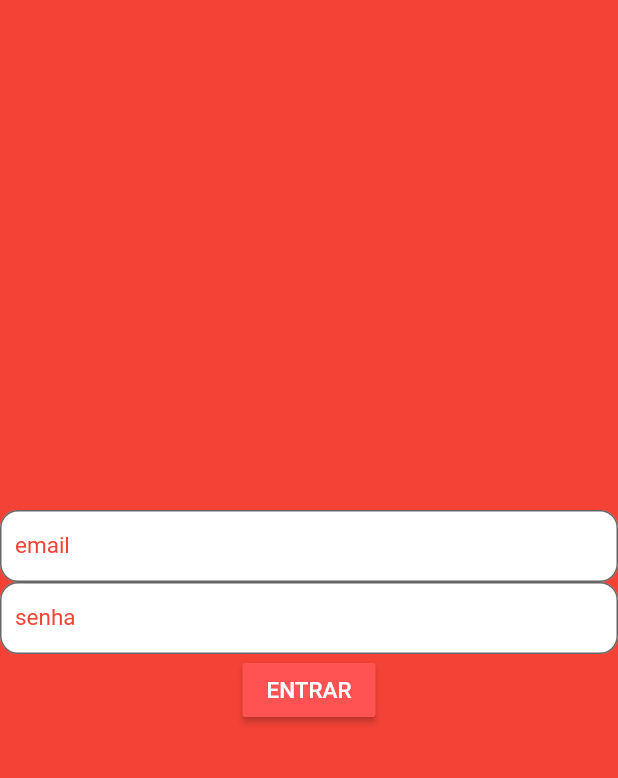
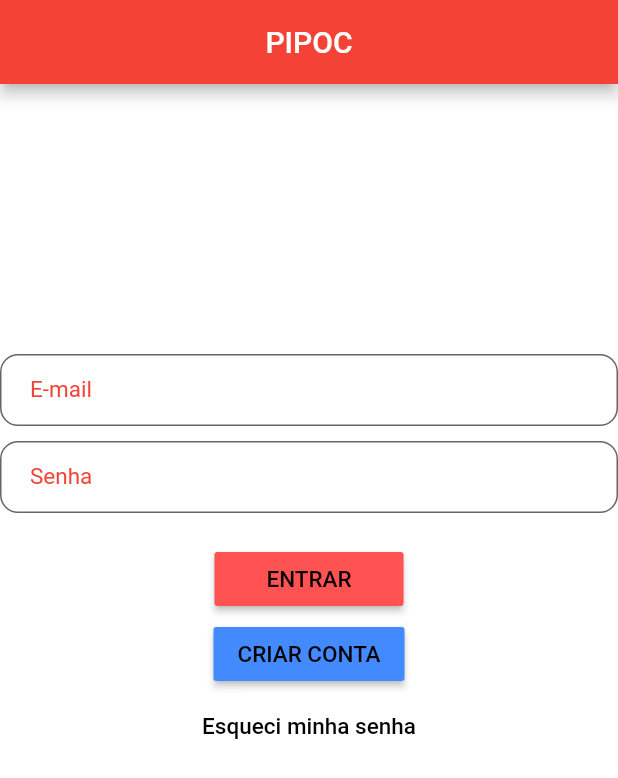
Before and after one commit to NeVerhalen/pipoc_app, a Flutter app: the screen it shows after launch, on a phone screen of 412 x 824 dp. Shown: the top 778 px of the screen. Run offline on Flutter 3.47's test engine with Material 2 defaults, Android fonts, the phone set to English and light mode, and no system bars; our stand-ins replace cloud_firestore, firebase_auth, google_sign_in, sqflite; accounts and stored records are empty.

Commit message:
Home Tab e Login

```diff
--- a/lib/main.dart
+++ b/lib/main.dart
@@ -1,22 +1,28 @@
 import 'package:flutter/material.dart';
+import 'package:pipoc_app/ui/cadastro.dart';
 import 'package:pipoc_app/ui/homePage.dart';
-//import 'package:cloud_firestore/cloud_firestore.dart';
+import 'package:cloud_firestore/cloud_firestore.dart';
 import 'package:google_sign_in/google_sign_in.dart';
 import 'package:firebase_auth/firebase_auth.dart';
 import 'package:pipoc_app/ui/main_screen.dart';
 import 'package:pipoc_app/ui/principal_filme.dart';
 import 'package:pipoc_app/Teste.dart';
+import 'package:pipoc_app/ui/tab/HomeTab.dart';
 
 
 
-void main() async {
+void main() => runApp(new Pipoc());
 
+class Pipoc extends StatelessWidget{
 
-  runApp(MaterialApp(
+  @override
+  Widget build(BuildContext context) {
+
+    return MaterialApp(
       title: "Pipoc",
       home: HomePage(),
-  ));
-
+    );
+  }
 }
 final googleSignIn = GoogleSignIn();
 final auth = FirebaseAuth.instance;
--- a/lib/ui/homePage.dart
+++ b/lib/ui/homePage.dart
@@ -4,112 +4,136 @@ import 'package:pipoc_app/ui/main_screen.dart';
 import 'package:pipoc_app/ui/start_page.dart';
 import 'package:google_sign_in/google_sign_in.dart';
 import 'package:firebase_auth/firebase_auth.dart';
+import 'package:cloud_firestore/cloud_firestore.dart';
+import 'package:pipoc_app/ui/cadastro.dart';
 
 
-void homePage()async{
-  runApp(HomePage());
-}
-final googleSignIn = GoogleSignIn();
-final auth = FirebaseAuth.instance;
 
-Future<Null>_ensureLoggedIn() async {
-  GoogleSignInAccount user = googleSignIn.currentUser;
-  if(user == null)
-    user = await googleSignIn.signInSilently();
-  if (user == null)
-    user = await googleSignIn.signIn();
-  if(await auth.currentUser() == null){
-    GoogleSignInAuthentication credentials = await googleSignIn.currentUser.authentication;
-    await auth.linkWithCredential(GoogleAuthProvider.getCredential(idToken: credentials.idToken, accessToken: credentials.accessToken)
-        );
-  }
-}
-
-class HomePage extends StatefulWidget {
-  @override
-  _HomePageState createState() => _HomePageState();
-}
-
-class _HomePageState extends State<HomePage> {
-
+class HomePage extends StatelessWidget {
   PeopleHelper helper = PeopleHelper();
 
-  @override
-  void initState() {
-    /*super.initState();
-
-    *//*People c = People();
-    c.email = "ju.micolino@hotmail.com";
-    c.senha = "6789";*//**//*
-
-    helper.savePeople(c);*//*
-
-    helper.getAllPeople().then((list){
-      print(list);
-    });*/
-  }
+  final _formKey = GlobalKey<FormState>();
 
   @override
   Widget build(BuildContext context) {
     return Scaffold(
-      backgroundColor: Colors.red,
+      appBar: AppBar(
+        backgroundColor: Colors.red,
+        title: Text("PIPOC"),
+        centerTitle: true,
+      ),
+      backgroundColor: Colors.white,
       body:
-      Column(
-        mainAxisAlignment: MainAxisAlignment.center,
-        children:<Widget>[
-          TextFormField(
+      Form(
+        key: _formKey,
+        child: ListView(
+          children: <Widget>[
+            SizedBox(height: 180.0),
+            TextFormField(
             keyboardType: TextInputType.emailAddress,
+            validator: (text){
+              if(text.isEmpty || !text.contains("@")) return
+                ("E-mail inválido");
+            },
             decoration:  InputDecoration(
                 fillColor: Colors.white,
                 filled: true,
                 contentPadding:  EdgeInsets.fromLTRB(
-                    10.0, 10.0, 10.0, 10.0),
+                    20.0, 10.0, 10.0, 10.0),
                 border: OutlineInputBorder(
                   borderRadius: BorderRadius.circular(12.0),
                 ),
-                labelText: "email",
+                labelText: "E-mail",
                 labelStyle: TextStyle(color: Colors.red)
             ),
             textAlign: TextAlign.center,
             style: TextStyle(color: Colors.red, fontSize: 15.0),
-
           ),
+          SizedBox(height: 10.0,),
           TextFormField(
             keyboardType: TextInputType.number,
+            validator: (text){
+              if(text.isEmpty || text.length < 8) return "Senha inválida";
+            },
             decoration:  InputDecoration(
                 fillColor: Colors.white,
                 filled: true,
                 contentPadding: EdgeInsets.fromLTRB(
-                    10.0, 10.0, 10.0, 10.0),
+                    20.0, 10.0, 10.0, 10.0),
                 border: OutlineInputBorder(
                   borderRadius: BorderRadius.circular(12.0),
                 ),
-                labelText: "senha",
+                labelText: "Senha",
                 labelStyle: TextStyle(color: Colors.red)
             ),
+            obscureText: true,
             textAlign: TextAlign.justify,
             style: TextStyle(color: Colors.red, fontSize: 15.0),
           ),
+          SizedBox(height: 20.0,),
 
 
           // child: Container(
           // height: 35.0,
           // width: 300.0,
-          RaisedButton(
-            onPressed: (){
-              Navigator.of(context).push(
-                MaterialPageRoute(
-                    builder: (context) => MainScreen()
+          Align(
+            alignment: Alignment.center,
+            child: RaisedButton(
+              onPressed: (){
+                if(_formKey.currentState.validate()){
+
+                }
+//              Navigator.of(context).push(
+//                MaterialPageRoute(
+//                  builder: (context) => MainScreen(),
+//                ),
+//              );
+              },
+              child: Text("     ENTRAR     ",
+                style: TextStyle(color: Colors.black, fontSize: 15.0
                 ),
-              );
-            },
-            child: Text("ENTRAR",
-              style: TextStyle(color: Colors.white, fontSize: 15.0
               ),
+              color: Colors.redAccent,
             ),
-            color: Colors.redAccent,
           ),
-        ],
+          SizedBox(height: 2.0,),
+          Align(
+            alignment: Alignment.center,
+            child: RaisedButton(
+              onPressed: (){
+               Navigator.of(context).pushReplacement(
+                 MaterialPageRoute(builder: (context) => Cadastro())
+               );
+//              Navigator.of(context).push(
+//                MaterialPageRoute(
+//                  builder: (context) => MainScreen(),
+//                ),
+//              );
+              },
+              child: Text("CRIAR CONTA",
+                style: TextStyle(color: Colors.black, fontSize: 15.0
+                ),
+              ),
+              color: Colors.blueAccent,
+            ),
+          ),
+          Align(
+            alignment:  Alignment.center,
+            child: FlatButton(onPressed: (){},
+              child: Text("Esqueci minha senha",
+                textAlign: TextAlign.right,
+                style: TextStyle(
+                  color: Colors.black, fontSize: 15.0,
+                ),
+              ),
+
+            ),
+          )
+          ],
+
+
+        ),
+
       ),
     );
 
```
Also changed, not shown: lib/ui/main_screen.dart (+8 -2 lines), lib/ui/principal_filme.dart (+24 -18 lines), lib/ui/tab/HomeTab.dart (+50 -86 lines).
